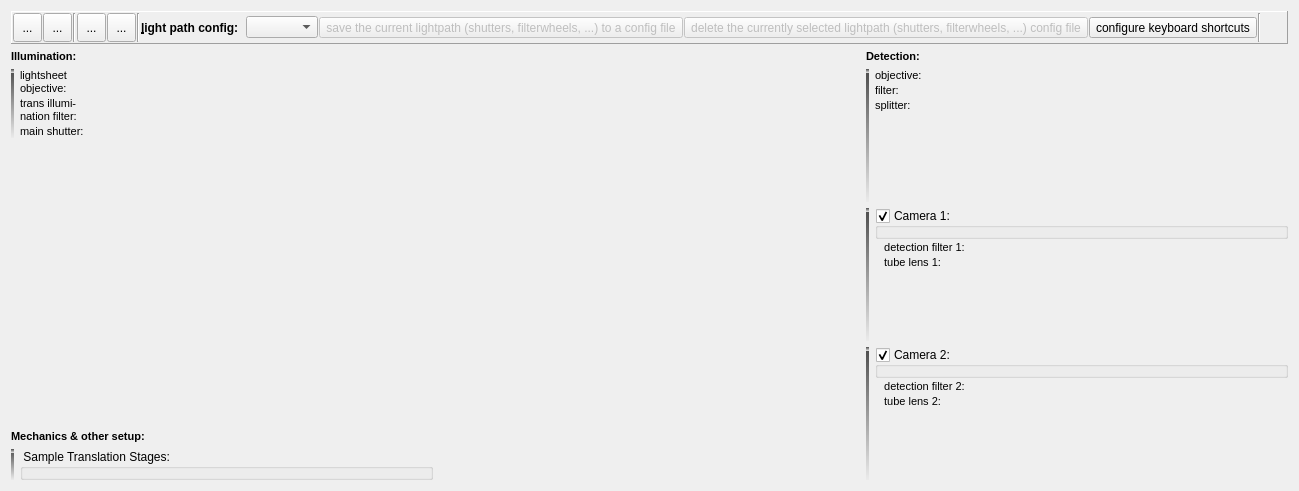
The window that plugins/spimb040/qfespimb040opticssetup.ui (jkriege2/QuickFit3) describes before a commit, drawn with Qt 5.
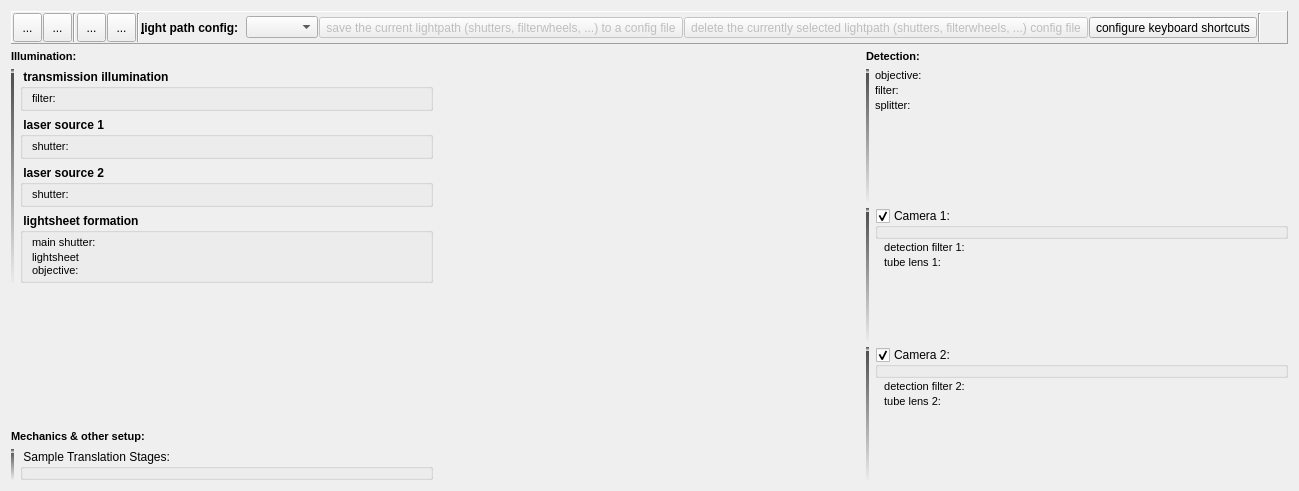
The same window after the commit. Icons and pictures are not drawn. Custom widgets are drawn as their Qt base class.

Commit message: QuickFit3/SPIMB040:   - added widgets for laser 1&2 shutters   - added camera parameter stack widget (stack not yet implemented)

```diff
--- a/plugins/spimb040/qfespimb040opticssetup.ui
+++ b/plugins/spimb040/qfespimb040opticssetup.ui
@@ -326,68 +326,335 @@
       </widget>
      </item>
      <item row="0" column="1">
-      <layout class="QFormLayout" name="formLayout">
-       <property name="fieldGrowthPolicy">
-        <enum>QFormLayout::AllNonFixedFieldsGrow</enum>
-       </property>
-       <property name="horizontalSpacing">
-        <number>6</number>
-       </property>
-       <property name="verticalSpacing">
-        <number>2</number>
-       </property>
-       <item row="0" column="0">
-        <widget class="QLabel" name="label">
-         <property name="text">
-          <string>&lt;!DOCTYPE HTML PUBLIC &quot;-//W3C//DTD HTML 4.0//EN&quot; &quot;http://www.w3.org/TR/REC-html40/strict.dtd&quot;&gt;
+      <layout class="QVBoxLayout" name="verticalLayout">
+       <item>
+        <widget class="QGroupBox" name="groupBox">
+         <property name="font">
+          <font>
+           <weight>75</weight>
+           <bold>true</bold>
+          </font>
+         </property>
+         <property name="title">
+          <string> transmission illumination </string>
+         </property>
+         <property name="flat">
+          <bool>true</bool>
+         </property>
+         <layout class="QFormLayout" name="formLayout">
+          <property name="fieldGrowthPolicy">
+           <enum>QFormLayout::AllNonFixedFieldsGrow</enum>
+          </property>
+          <property name="horizontalSpacing">
+           <number>2</number>
+          </property>
+          <property name="verticalSpacing">
+           <number>2</number>
+          </property>
+          <property name="leftMargin">
+           <number>9</number>
+          </property>
+          <property name="topMargin">
+           <number>3</number>
+          </property>
+          <property name="rightMargin">
+           <number>3</number>
+          </property>
+          <property name="bottomMargin">
+           <number>3</number>
+          </property>
+          <item row="0" column="0">
+           <widget class="QLabel" name="label_10">
+            <property name="font">
+             <font>
+              <weight>50</weight>
+              <bold>false</bold>
+             </font>
+            </property>
+            <property name="text">
+             <string>&lt;!DOCTYPE HTML PUBLIC &quot;-//W3C//DTD HTML 4.0//EN&quot; &quot;http://www.w3.org/TR/REC-html40/strict.dtd&quot;&gt;
+&lt;html&gt;&lt;head&gt;&lt;meta name=&quot;qrichtext&quot; content=&quot;1&quot; /&gt;&lt;style type=&quot;text/css&quot;&gt;
+p, li { white-space: pre-wrap; }
+&lt;/style&gt;&lt;/head&gt;&lt;body style=&quot; font-family:'MS Shell Dlg 2'; font-size:8.25pt; font-weight:400; font-style:normal;&quot;&gt;
+&lt;p style=&quot; margin-top:0px; margin-bottom:0px; margin-left:0px; margin-right:0px; -qt-block-indent:0; text-indent:0px;&quot;&gt;&lt;span style=&quot; font-size:8pt;&quot;&gt;filter:&lt;/span&gt;&lt;/p&gt;&lt;/body&gt;&lt;/html&gt;</string>
+            </property>
+           </widget>
+          </item>
+          <item row="0" column="1">
+           <widget class="QF3FilterCombobox" name="filtTransmission" native="true">
+            <property name="enabled">
+             <bool>true</bool>
+            </property>
+            <property name="minimumSize">
+             <size>
+              <width>5</width>
+              <height>5</height>
+             </size>
+            </property>
+            <property name="font">
+             <font>
+              <weight>50</weight>
+              <bold>false</bold>
+             </font>
+            </property>
+           </widget>
+          </item>
+         </layout>
+        </widget>
+       </item>
+       <item>
+        <widget class="QGroupBox" name="groupBox_3">
+         <property name="font">
+          <font>
+           <weight>75</weight>
+           <bold>true</bold>
+          </font>
+         </property>
+         <property name="title">
+          <string> laser source 1 </string>
+         </property>
+         <property name="flat">
+          <bool>true</bool>
+         </property>
+         <layout class="QFormLayout" name="formLayout_6">
+          <property name="fieldGrowthPolicy">
+           <enum>QFormLayout::AllNonFixedFieldsGrow</enum>
+          </property>
+          <property name="horizontalSpacing">
+           <number>2</number>
+          </property>
+          <property name="verticalSpacing">
+           <number>2</number>
+          </property>
+          <property name="leftMargin">
+           <number>9</number>
+          </property>
+          <property name="topMargin">
+           <number>3</number>
+          </property>
+          <property name="rightMargin">
+           <number>3</number>
+          </property>
+          <property name="bottomMargin">
+           <number>3</number>
+          </property>
+          <item row="0" column="0">
+           <widget class="QLabel" name="label_20">
+            <property name="font">
+             <font>
+              <weight>50</weight>
+              <bold>false</bold>
+             </font>
+            </property>
+            <property name="text">
+             <string>&lt;!DOCTYPE HTML PUBLIC &quot;-//W3C//DTD HTML 4.0//EN&quot; &quot;http://www.w3.org/TR/REC-html40/strict.dtd&quot;&gt;
+&lt;html&gt;&lt;head&gt;&lt;meta name=&quot;qrichtext&quot; content=&quot;1&quot; /&gt;&lt;style type=&quot;text/css&quot;&gt;
+p, li { white-space: pre-wrap; }
+&lt;/style&gt;&lt;/head&gt;&lt;body style=&quot; font-family:'MS Shell Dlg 2'; font-size:8.25pt; font-weight:400; font-style:normal;&quot;&gt;
+&lt;p style=&quot; margin-top:0px; margin-bottom:0px; margin-left:0px; margin-right:0px; -qt-block-indent:0; text-indent:0px;&quot;&gt;&lt;span style=&quot; font-size:8pt;&quot;&gt;shutter:&lt;/span&gt;&lt;/p&gt;&lt;/body&gt;&lt;/html&gt;</string>
+            </property>
+           </widget>
+          </item>
+          <item row="0" column="1">
+           <widget class="QFESPIMB040ShutterConfig" name="shutterLaser1" native="true">
+            <property name="minimumSize">
+             <size>
+              <width>5</width>
+              <height>5</height>
+             </size>
+            </property>
+            <property name="font">
+             <font>
+              <weight>50</weight>
+              <bold>false</bold>
+             </font>
+            </property>
+           </widget>
+          </item>
+         </layout>
+        </widget>
+       </item>
+       <item>
+        <widget class="QGroupBox" name="groupBox_4">
+         <property name="font">
+          <font>
+           <weight>75</weight>
+           <bold>true</bold>
+          </font>
+         </property>
+         <property name="title">
+          <string> laser source 2 </string>
+         </property>
+         <property name="flat">
+          <bool>true</bool>
+         </property>
+         <layout class="QFormLayout" name="formLayout_7">
+          <property name="fieldGrowthPolicy">
+           <enum>QFormLayout::AllNonFixedFieldsGrow</enum>
+          </property>
+          <property name="horizontalSpacing">
+           <number>2</number>
+          </property>
+          <property name="verticalSpacing">
+           <number>2</number>
+          </property>
+          <property name="leftMargin">
+           <number>9</number>
+          </property>
+          <property name="topMargin">
+           <number>3</number>
+          </property>
+          <property name="rightMargin">
+           <number>3</number>
+          </property>
+          <property name="bottomMargin">
+           <number>3</number>
+          </property>
+          <item row="0" column="0">
+           <widget class="QLabel" name="label_21">
+            <property name="font">
+             <font>
+              <weight>50</weight>
+              <bold>false</bold>
+             </font>
+            </property>
+            <property name="text">
+             <string>&lt;!DOCTYPE HTML PUBLIC &quot;-//W3C//DTD HTML 4.0//EN&quot; &quot;http://www.w3.org/TR/REC-html40/strict.dtd&quot;&gt;
+&lt;html&gt;&lt;head&gt;&lt;meta name=&quot;qrichtext&quot; content=&quot;1&quot; /&gt;&lt;style type=&quot;text/css&quot;&gt;
+p, li { white-space: pre-wrap; }
+&lt;/style&gt;&lt;/head&gt;&lt;body style=&quot; font-family:'MS Shell Dlg 2'; font-size:8.25pt; font-weight:400; font-style:normal;&quot;&gt;
+&lt;p style=&quot; margin-top:0px; margin-bottom:0px; margin-left:0px; margin-right:0px; -qt-block-indent:0; text-indent:0px;&quot;&gt;&lt;span style=&quot; font-size:8pt;&quot;&gt;shutter:&lt;/span&gt;&lt;/p&gt;&lt;/body&gt;&lt;/html&gt;</string>
+            </property>
+           </widget>
+          </item>
+          <item row="0" column="1">
+           <widget class="QFESPIMB040ShutterConfig" name="shutterLaser2" native="true">
+            <property name="minimumSize">
+             <size>
+              <width>5</width>
+              <height>5</height>
+             </size>
+            </property>
+            <property name="font">
+             <font>
+              <weight>50</weight>
+              <bold>false</bold>
+             </font>
+            </property>
+           </widget>
+          </item>
+         </layout>
+        </widget>
+       </item>
+       <item>
+        <widget class="QGroupBox" name="groupBox_2">
+         <property name="font">
+          <font>
+           <weight>75</weight>
+           <bold>true</bold>
+          </font>
+         </property>
+         <property name="title">
+          <string> lightsheet formation </string>
+         </property>
+         <property name="flat">
+          <bool>true</bool>
+         </property>
+         <layout class="QFormLayout" name="formLayout_5">
+          <property name="fieldGrowthPolicy">
+           <enum>QFormLayout::AllNonFixedFieldsGrow</enum>
+          </property>
+          <property name="horizontalSpacing">
+           <number>2</number>
+          </property>
+          <property name="verticalSpacing">
+           <number>2</number>
+          </property>
+          <property name="leftMargin">
+           <number>9</number>
+          </property>
+          <property name="topMargin">
+           <number>3</number>
+          </property>
+          <property name="rightMargin">
+           <number>3</number>
+          </property>
+          <property name="bottomMargin">
+           <number>3</number>
+          </property>
+          <item row="0" column="0">
+           <widget class="QLabel" name="label_17">
+            <property name="font">
+             <font>
+              <weight>50</weight>
+              <bold>false</bold>
+             </font>
+            </property>
+            <property name="text">
+             <string>&lt;!DOCTYPE HTML PUBLIC &quot;-//W3C//DTD HTML 4.0//EN&quot; &quot;http://www.w3.org/TR/REC-html40/strict.dtd&quot;&gt;
+&lt;html&gt;&lt;head&gt;&lt;meta name=&quot;qrichtext&quot; content=&quot;1&quot; /&gt;&lt;style type=&quot;text/css&quot;&gt;
+p, li { white-space: pre-wrap; }
+&lt;/style&gt;&lt;/head&gt;&lt;body style=&quot; font-family:'MS Shell Dlg 2'; font-size:8.25pt; font-weight:400; font-style:normal;&quot;&gt;
+&lt;p style=&quot; margin-top:0px; margin-bottom:0px; margin-left:0px; margin-right:0px; -qt-block-indent:0; text-indent:0px;&quot;&gt;&lt;span style=&quot; font-size:8pt;&quot;&gt;main shutter:&lt;/span&gt;&lt;/p&gt;&lt;/body&gt;&lt;/html&gt;</string>
+            </property>
+           </widget>
+          </item>
+          <item row="0" column="1">
+           <widget class="QFESPIMB040ShutterConfig" name="shutterMainIllumination" native="true">
+            <property name="minimumSize">
+             <size>
+              <width>5</width>
+              <height>5</height>
+             </size>
+            </property>
+            <property name="font">
+             <font>
+              <weight>50</weight>
+              <bold>false</bold>
+             </font>
+            </property>
+           </widget>
+          </item>
+          <item row="1" column="0">
+           <widget class="QLabel" name="label">
+            <property name="font">
+             <font>
+              <weight>50</weight>
+              <bold>false</bold>
+             </font>
+            </property>
+            <property name="text">
+             <string>&lt;!DOCTYPE HTML PUBLIC &quot;-//W3C//DTD HTML 4.0//EN&quot; &quot;http://www.w3.org/TR/REC-html40/strict.dtd&quot;&gt;
 &lt;html&gt;&lt;head&gt;&lt;meta name=&quot;qrichtext&quot; content=&quot;1&quot; /&gt;&lt;style type=&quot;text/css&quot;&gt;
 p, li { white-space: pre-wrap; }
 &lt;/style&gt;&lt;/head&gt;&lt;body style=&quot; font-family:'MS Shell Dlg 2'; font-size:8.25pt; font-weight:400; font-style:normal;&quot;&gt;
 &lt;p style=&quot; margin-top:0px; margin-bottom:0px; margin-left:0px; margin-right:0px; -qt-block-indent:0; text-indent:0px;&quot;&gt;&lt;span style=&quot; font-size:8pt;&quot;&gt;lightsheet&lt;/span&gt;&lt;/p&gt;
 &lt;p style=&quot; margin-top:0px; margin-bottom:0px; margin-left:0px; margin-right:0px; -qt-block-indent:0; text-indent:0px;&quot;&gt;&lt;span style=&quot; font-size:8pt;&quot;&gt;objective:&lt;/span&gt;&lt;/p&gt;&lt;/body&gt;&lt;/html&gt;</string>
-         </property>
+            </property>
+           </widget>
+          </item>
+          <item row="1" column="1">
+           <widget class="QF3ObjectiveCombobox" name="objProjection" native="true">
+            <property name="enabled">
+             <bool>true</bool>
+            </property>
+            <property name="minimumSize">
+             <size>
+              <width>5</width>
+              <height>5</height>
+             </size>
+            </property>
+            <property name="font">
+             <font>
+              <weight>50</weight>
+              <bold>false</bold>
+             </font>
+            </property>
+           </widget>
+          </item>
+         </layout>
         </widget>
        </item>
-       <item row="0" column="1">
-        <widget class="QF3ObjectiveCombobox" name="objProjection" native="true">
-         <property name="enabled">
-          <bool>true</bool>
-         </property>
-        </widget>
-       </item>
-       <item row="1" column="0">
-        <widget class="QLabel" name="label_10">
-         <property name="text">
-          <string>&lt;!DOCTYPE HTML PUBLIC &quot;-//W3C//DTD HTML 4.0//EN&quot; &quot;http://www.w3.org/TR/REC-html40/strict.dtd&quot;&gt;
-&lt;html&gt;&lt;head&gt;&lt;meta name=&quot;qrichtext&quot; content=&quot;1&quot; /&gt;&lt;style type=&quot;text/css&quot;&gt;
-p, li { white-space: pre-wrap; }
-&lt;/style&gt;&lt;/head&gt;&lt;body style=&quot; font-family:'MS Shell Dlg 2'; font-size:8.25pt; font-weight:400; font-style:normal;&quot;&gt;
-&lt;p style=&quot; margin-top:0px; margin-bottom:0px; margin-left:0px; margin-right:0px; -qt-block-indent:0; text-indent:0px;&quot;&gt;&lt;span style=&quot; font-size:8pt;&quot;&gt;trans illumi-&lt;/span&gt;&lt;/p&gt;
-&lt;p style=&quot; margin-top:0px; margin-bottom:0px; margin-left:0px; margin-right:0px; -qt-block-indent:0; text-indent:0px;&quot;&gt;&lt;span style=&quot; font-size:8pt;&quot;&gt;nation filter:&lt;/span&gt;&lt;/p&gt;&lt;/body&gt;&lt;/html&gt;</string>
-         </property>
-        </widget>
-       </item>
-       <item row="1" column="1">
-        <widget class="QF3FilterCombobox" name="filtTransmission" native="true">
-         <property name="enabled">
-          <bool>true</bool>
-         </property>
-        </widget>
-       </item>
-       <item row="2" column="0">
-        <widget class="QLabel" name="label_17">
-         <property name="text">
-          <string>&lt;!DOCTYPE HTML PUBLIC &quot;-//W3C//DTD HTML 4.0//EN&quot; &quot;http://www.w3.org/TR/REC-html40/strict.dtd&quot;&gt;
-&lt;html&gt;&lt;head&gt;&lt;meta name=&quot;qrichtext&quot; content=&quot;1&quot; /&gt;&lt;style type=&quot;text/css&quot;&gt;
-p, li { white-space: pre-wrap; }
-&lt;/style&gt;&lt;/head&gt;&lt;body style=&quot; font-family:'MS Shell Dlg 2'; font-size:8.25pt; font-weight:400; font-style:normal;&quot;&gt;
-&lt;p style=&quot; margin-top:0px; margin-bottom:0px; margin-left:0px; margin-right:0px; -qt-block-indent:0; text-indent:0px;&quot;&gt;&lt;span style=&quot; font-size:8pt;&quot;&gt;main shutter:&lt;/span&gt;&lt;/p&gt;&lt;/body&gt;&lt;/html&gt;</string>
-         </property>
-        </widget>
-       </item>
-       <item row="2" column="1">
-        <widget class="QFESPIMB040ShutterConfig" name="shutterMainIllumination" native="true"/>
-       </item>
       </layout>
      </item>
      <item row="2" column="0" colspan="2">
```
The commit also changes 9 other files.
